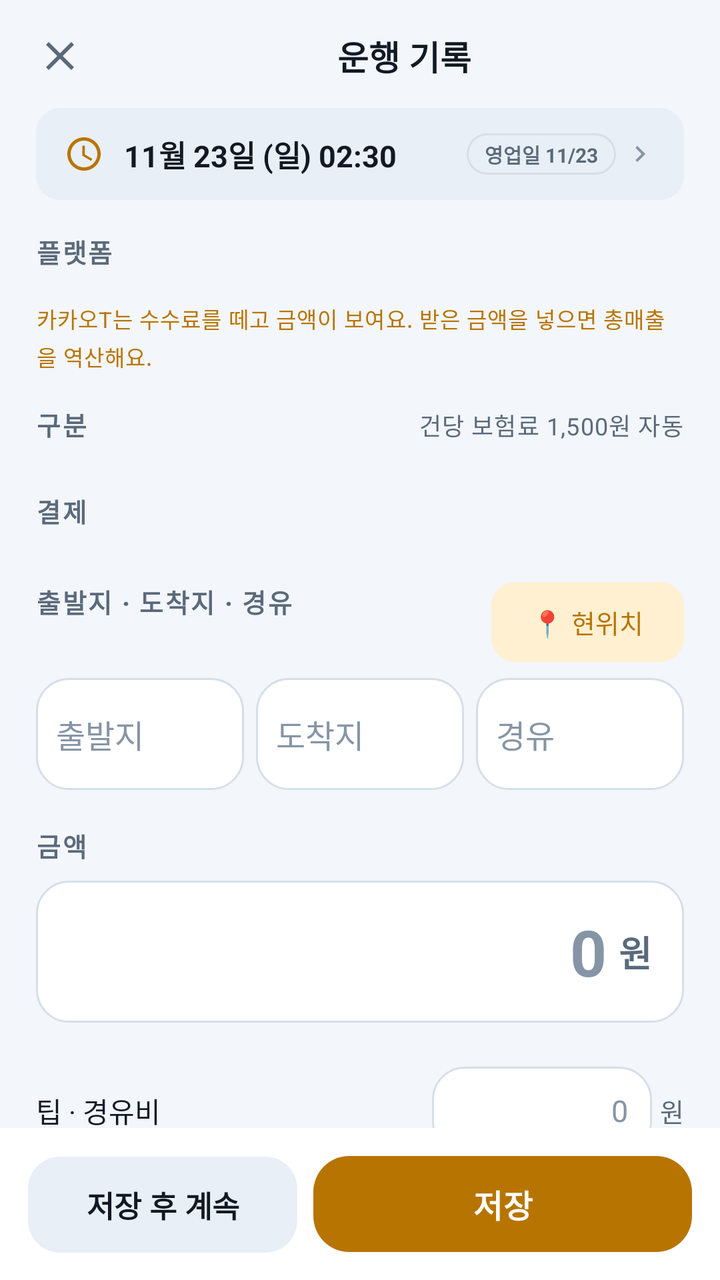
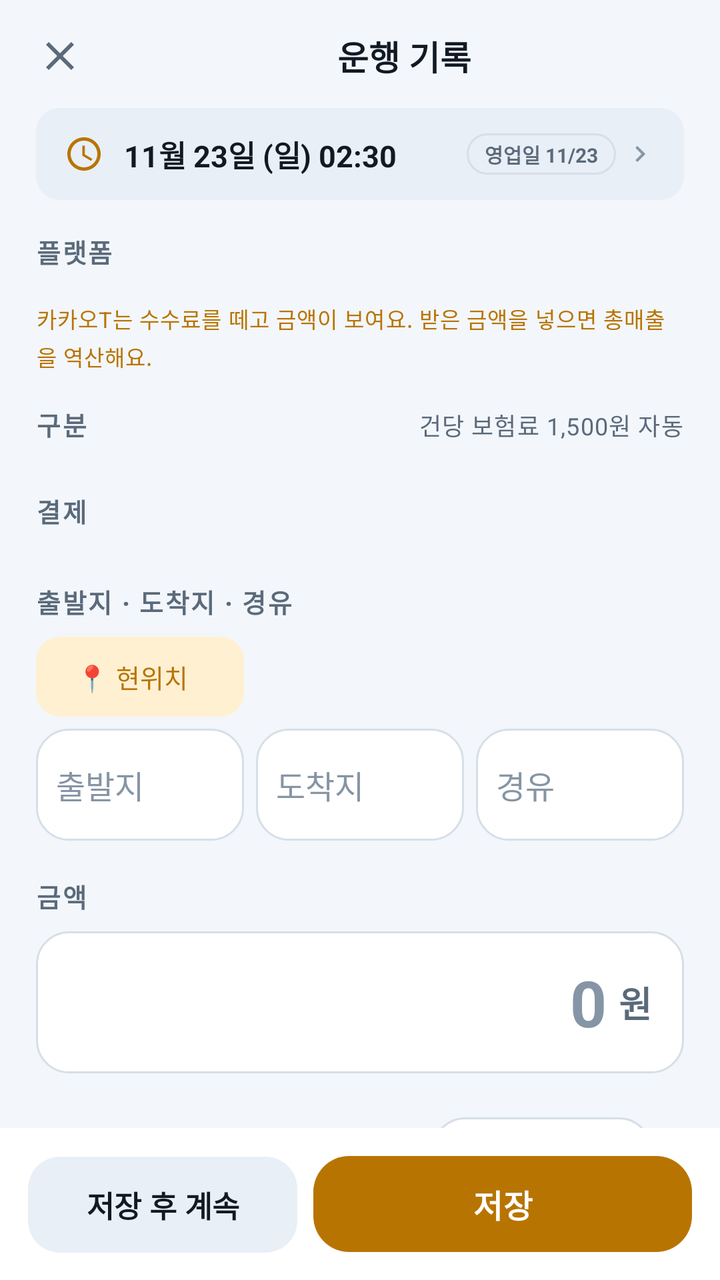

Compare the two renders of this Android layout. The source of the first and the diff that turns it into the second are given below.
<!-- AndroidManifest.xml: application theme Theme.DaeriLedger -->
<!-- res/layout/activity_add_ride.xml -->
<?xml version="1.0" encoding="utf-8"?>
<LinearLayout xmlns:android="http://schemas.android.com/apk/res/android"
    xmlns:app="http://schemas.android.com/apk/res-auto"
    android:layout_width="match_parent"
    android:layout_height="match_parent"
    android:background="@color/bg"
    android:orientation="vertical">

    
    <LinearLayout
        android:layout_width="match_parent"
        android:layout_height="wrap_content"
        android:gravity="center_vertical"
        android:orientation="horizontal"
        android:paddingHorizontal="8dp"
        android:paddingTop="6dp">

        <ImageButton
            android:id="@+id/closeButton"
            android:layout_width="44dp"
            android:layout_height="44dp"
            android:background="?attr/selectableItemBackgroundBorderless"
            android:contentDescription="닫기"
            android:src="@drawable/ic_close"
            app:tint="@color/text_secondary" />

        <TextView
            android:id="@+id/titleText"
            android:layout_width="0dp"
            android:layout_height="wrap_content"
            android:layout_weight="1"
            android:gravity="center"
            android:text="운행 기록"
            android:textColor="@color/text_primary"
            android:textSize="17sp"
            android:textStyle="bold" />

        <TextView
            android:id="@+id/deleteButton"
            android:layout_width="wrap_content"
            android:layout_height="44dp"
            android:background="?attr/selectableItemBackgroundBorderless"
            android:gravity="center"
            android:paddingHorizontal="12dp"
            android:text="삭제"
            android:textColor="@color/loss"
            android:textSize="14sp"
            android:visibility="gone" />
    </LinearLayout>

    <androidx.core.widget.NestedScrollView
        android:layout_width="match_parent"
        android:layout_height="0dp"
        android:layout_weight="1"
        android:clipToPadding="false"
        android:fillViewport="true"
        android:scrollbars="none">

        <LinearLayout
            android:layout_width="match_parent"
            android:layout_height="wrap_content"
            android:orientation="vertical"
            android:paddingHorizontal="18dp"
            android:paddingBottom="20dp">

            
            <LinearLayout
                android:id="@+id/timeRow"
                android:layout_width="match_parent"
                android:layout_height="wrap_content"
                android:layout_marginTop="4dp"
                android:background="@drawable/bg_chip_soft"
                android:clickable="true"
                android:focusable="true"
                android:gravity="center_vertical"
                android:orientation="horizontal"
                android:paddingHorizontal="14dp"
                android:paddingVertical="12dp">

                <ImageView
                    android:layout_width="20dp"
                    android:layout_height="20dp"
                    android:contentDescription="@null"
                    android:src="@drawable/ic_clock"
                    app:tint="@color/accent" />

                <TextView
                    android:id="@+id/timeText"
                    android:layout_width="0dp"
                    android:layout_height="wrap_content"
                    android:layout_marginStart="10dp"
                    android:layout_weight="1"
                    android:fontFeatureSettings="tnum"
                    android:text="11월 23일 (일) 02:30"
                    android:textColor="@color/text_primary"
                    android:textSize="15sp"
                    android:textStyle="bold" />

                <TextView
                    android:id="@+id/businessDayChip"
                    android:layout_width="wrap_content"
                    android:layout_height="wrap_content"
                    android:background="@drawable/bg_pill"
                    android:paddingHorizontal="9dp"
                    android:paddingVertical="3dp"
                    android:text="영업일 11/23"
                    android:textColor="@color/text_secondary"
                    android:textSize="10sp"
                    android:textStyle="bold" />

                <ImageView
                    android:layout_width="16dp"
                    android:layout_height="16dp"
                    android:layout_marginStart="4dp"
                    android:contentDescription="@null"
                    android:src="@drawable/ic_chevron_right"
                    app:tint="@color/text_tertiary" />
            </LinearLayout>

            
            <TextView
                style="@style/Text.Daeri.Section"
                android:layout_width="wrap_content"
                android:layout_height="wrap_content"
                android:layout_marginTop="16dp"
                android:layout_marginBottom="8dp"
                android:text="플랫폼" />

            <com.google.android.material.chip.ChipGroup
                android:id="@+id/platformChips"
                android:layout_width="match_parent"
                android:layout_height="wrap_content"
                app:chipSpacingHorizontal="7dp"
                app:chipSpacingVertical="4dp"
                app:singleSelection="true" />

            <TextView
                android:id="@+id/platformFeeNote"
                style="@style/Text.Daeri.Label"
                android:layout_width="match_parent"
                android:layout_height="wrap_content"
                android:layout_marginTop="8dp"
                android:lineSpacingExtra="2dp"
                android:text="카카오T는 수수료를 떼고 금액이 보여요. 받은 금액을 넣으면 총매출을 역산해요."
                android:textColor="@color/accent"
                android:textSize="11sp" />

            
            <LinearLayout
                android:layout_width="match_parent"
                android:layout_height="wrap_content"
                android:layout_marginTop="16dp"
                android:orientation="horizontal">

                <TextView
                    style="@style/Text.Daeri.Section"
                    android:layout_width="0dp"
                    android:layout_height="wrap_content"
                    android:layout_weight="1"
                    android:text="구분" />

                <TextView
                    android:id="@+id/insuranceHintText"
                    style="@style/Text.Daeri.Label"
                    android:layout_width="wrap_content"
                    android:layout_height="wrap_content"
                    android:text="건당 보험료 1,500원 자동" />
            </LinearLayout>

            <com.google.android.material.chip.ChipGroup
                android:id="@+id/serviceChips"
                android:layout_width="match_parent"
                android:layout_height="wrap_content"
                android:layout_marginTop="8dp"
                app:chipSpacingHorizontal="7dp"
                app:singleSelection="true" />

            
            <TextView
                style="@style/Text.Daeri.Section"
                android:layout_width="wrap_content"
                android:layout_height="wrap_content"
                android:layout_marginTop="16dp"
                android:layout_marginBottom="8dp"
                android:text="결제" />

            <com.google.android.material.chip.ChipGroup
                android:id="@+id/paymentChips"
                android:layout_width="match_parent"
                android:layout_height="wrap_content"
                app:chipSpacingHorizontal="7dp"
                app:singleSelection="true" />

            
            <LinearLayout
                android:layout_width="match_parent"
                android:layout_height="wrap_content"
                android:layout_marginTop="18dp"
                android:layout_marginBottom="8dp"
                android:orientation="horizontal">

                <TextView
                    style="@style/Text.Daeri.Section"
                    android:layout_width="0dp"
                    android:layout_height="wrap_content"
                    android:layout_weight="1"
                    android:text="출발지 · 도착지 · 경유" />

                
                <com.google.android.material.chip.Chip
                    android:id="@+id/currentLocationChip"
                    style="@style/Widget.Daeri.Chip.Action"
                    android:layout_width="wrap_content"
                    android:layout_height="wrap_content"
                    android:layout_gravity="center_vertical"
                    android:text="📍 현위치" />
            </LinearLayout>

            <LinearLayout
                android:layout_width="match_parent"
                android:layout_height="wrap_content"
                android:orientation="horizontal">

                <EditText
                    android:id="@+id/fromInput"
                    android:layout_width="0dp"
                    android:layout_height="wrap_content"
                    android:layout_weight="1"
                    android:background="@drawable/bg_amount_field"
                    android:hint="출발지"
                    android:imeOptions="actionNext"
                    android:importantForAutofill="no"
                    android:inputType="text"
                    android:maxLength="40"
                    android:minHeight="56dp"
                    android:nextFocusForward="@id/toInput"
                    android:paddingHorizontal="10dp"
                    android:paddingVertical="14dp"
                    android:textColor="@color/text_primary"
                    android:textColorHint="@color/text_tertiary"
                    android:textSize="16sp" />

                <EditText
                    android:id="@+id/toInput"
                    android:layout_width="0dp"
                    android:layout_height="wrap_content"
                    android:layout_marginStart="6dp"
                    android:layout_weight="1"
                    android:background="@drawable/bg_amount_field"
                    android:hint="도착지"
                    android:imeOptions="actionNext"
                    android:importantForAutofill="no"
                    android:inputType="text"
                    android:maxLength="40"
                    android:minHeight="56dp"
                    android:nextFocusForward="@id/viaInput"
                    android:paddingHorizontal="10dp"
                    android:paddingVertical="14dp"
                    android:textColor="@color/text_primary"
                    android:textColorHint="@color/text_tertiary"
                    android:textSize="16sp" />

                <EditText
                    android:id="@+id/viaInput"
                    android:layout_width="0dp"
                    android:layout_height="wrap_content"
                    android:layout_marginStart="6dp"
                    android:layout_weight="1"
                    android:background="@drawable/bg_amount_field"
                    android:hint="경유"
                    android:imeOptions="actionNext"
                    android:importantForAutofill="no"
                    android:inputType="text"
                    android:maxLength="40"
                    android:minHeight="56dp"
                    android:nextFocusForward="@id/amountInput"
                    android:paddingHorizontal="10dp"
                    android:paddingVertical="14dp"
                    android:textColor="@color/text_primary"
                    android:textColorHint="@color/text_tertiary"
                    android:textSize="16sp" />
            </LinearLayout>

            
            <TextView
                android:id="@+id/amountSectionLabel"
                style="@style/Text.Daeri.Section"
                android:layout_width="wrap_content"
                android:layout_height="wrap_content"
                android:layout_marginTop="18dp"
                android:layout_marginBottom="8dp"
                android:text="금액" />

            <LinearLayout
                android:layout_width="match_parent"
                android:layout_height="wrap_content"
                android:background="@drawable/bg_amount_field"
                android:gravity="center_vertical"
                android:orientation="horizontal"
                android:paddingHorizontal="16dp"
                android:paddingVertical="10dp">

                <EditText
                    android:id="@+id/amountInput"
                    android:layout_width="0dp"
                    android:layout_height="wrap_content"
                    android:layout_weight="1"
                    android:background="@null"
                    android:fontFeatureSettings="tnum"
                    android:gravity="end|center_vertical"
                    android:hint="0"
                    android:imeOptions="actionDone"
                    android:importantForAutofill="no"
                    android:inputType="number"
                    android:maxLength="9"
                    android:minHeight="48dp"
                    android:paddingVertical="4dp"
                    android:textColor="@color/text_primary"
                    android:textColorHint="@color/text_tertiary"
                    android:textSize="32sp"
                    android:textStyle="bold" />

                <TextView
                    android:layout_width="wrap_content"
                    android:layout_height="wrap_content"
                    android:layout_marginStart="6dp"
                    android:text="원"
                    android:textColor="@color/text_secondary"
                    android:textSize="18sp"
                    android:textStyle="bold" />
            </LinearLayout>

            <com.google.android.material.chip.ChipGroup
                android:id="@+id/amountChips"
                android:layout_width="match_parent"
                android:layout_height="wrap_content"
                android:layout_marginTop="8dp"
                app:chipSpacingHorizontal="7dp"
                app:chipSpacingVertical="4dp" />

            
            <LinearLayout
                android:layout_width="match_parent"
                android:layout_height="wrap_content"
                android:layout_marginTop="14dp"
                android:gravity="center_vertical"
                android:orientation="horizontal">

                <TextView
                    android:id="@+id/tipLabel"
                    android:layout_width="0dp"
                    android:layout_height="wrap_content"
                    android:layout_weight="1"
                    android:text="팁 · 경유비"
                    android:textColor="@color/text_primary"
                    android:textSize="14sp" />

                <EditText
                    android:id="@+id/tipInput"
                    android:layout_width="110dp"
                    android:layout_height="44dp"
                    android:background="@drawable/bg_amount_field"
                    android:fontFeatureSettings="tnum"
                    android:gravity="end|center_vertical"
                    android:hint="0"
                    android:imeOptions="actionNext"
                    android:importantForAutofill="no"
                    android:inputType="number"
                    android:maxLength="7"
                    android:paddingHorizontal="12dp"
                    android:textColor="@color/text_primary"
                    android:textColorHint="@color/text_tertiary"
                    android:textSize="15sp" />

                <TextView
                    android:layout_width="wrap_content"
                    android:layout_height="wrap_content"
                    android:layout_marginStart="4dp"
                    android:text="원"
                    android:textColor="@color/text_secondary"
                    android:textSize="13sp" />
            </LinearLayout>

            
            <LinearLayout
                android:layout_width="match_parent"
                android:layout_height="wrap_content"
                android:layout_marginTop="14dp"
                android:gravity="center_vertical"
                android:orientation="horizontal">

                <TextView
                    android:layout_width="0dp"
                    android:layout_height="wrap_content"
                    android:layout_weight="1"
                    android:text="특이사항 (선택)"
                    android:textColor="@color/text_primary"
                    android:textSize="14sp" />

                <TextView
                    style="@style/Text.Daeri.Label"
                    android:layout_width="wrap_content"
                    android:layout_height="wrap_content"
                    android:text="기록 카드에 함께 보여요" />
            </LinearLayout>

            <EditText
                android:id="@+id/memoInput"
                android:layout_width="match_parent"
                android:layout_height="48dp"
                android:layout_marginTop="8dp"
                android:background="@drawable/bg_amount_field"
                android:hint="예: 대기비, 경유, 손님 요청 등"
                android:imeOptions="actionDone"
                android:importantForAutofill="no"
                android:inputType="text"
                android:maxLength="80"
                android:paddingHorizontal="14dp"
                android:textColor="@color/text_primary"
                android:textColorHint="@color/text_tertiary"
                android:textSize="14sp" />

            
            <TextView
                android:id="@+id/advancedToggle"
                android:layout_width="wrap_content"
                android:layout_height="wrap_content"
                android:layout_marginTop="8dp"
                android:background="?attr/selectableItemBackground"
                android:paddingVertical="8dp"
                android:text="▾ 상세 입력 (건당 보험료)"
                android:textColor="@color/accent"
                android:textSize="13sp"
                android:textStyle="bold" />

            <LinearLayout
                android:id="@+id/advancedPanel"
                android:layout_width="match_parent"
                android:layout_height="wrap_content"
                android:orientation="vertical"
                android:visibility="gone">

                <LinearLayout
                    android:layout_width="match_parent"
                    android:layout_height="wrap_content"
                    android:layout_marginTop="4dp"
                    android:gravity="center_vertical"
                    android:orientation="horizontal">

                    <TextView
                        android:layout_width="0dp"
                        android:layout_height="wrap_content"
                        android:layout_weight="1"
                        android:text="건당 보험료"
                        android:textColor="@color/text_primary"
                        android:textSize="14sp" />

                    <EditText
                        android:id="@+id/insuranceInput"
                        android:layout_width="120dp"
                        android:layout_height="44dp"
                        android:background="@drawable/bg_amount_field"
                        android:fontFeatureSettings="tnum"
                        android:gravity="end|center_vertical"
                        android:imeOptions="actionDone"
                        android:importantForAutofill="no"
                        android:inputType="number"
                        android:maxLength="7"
                        android:paddingHorizontal="12dp"
                        android:textColor="@color/text_primary"
                        android:textColorHint="@color/text_tertiary"
                        android:textSize="15sp" />

                    <TextView
                        android:layout_width="wrap_content"
                        android:layout_height="wrap_content"
                        android:layout_marginStart="4dp"
                        android:text="원"
                        android:textColor="@color/text_secondary"
                        android:textSize="13sp" />
                </LinearLayout>
            </LinearLayout>

            
            <com.google.android.material.card.MaterialCardView
                style="@style/Widget.Daeri.Card"
                android:layout_width="match_parent"
                android:layout_height="wrap_content"
                android:layout_marginTop="18dp"
                app:cardBackgroundColor="@color/surface"
                app:strokeColor="@color/outline">

                <LinearLayout
                    android:layout_width="match_parent"
                    android:layout_height="wrap_content"
                    android:orientation="vertical"
                    android:padding="16dp">

                    <LinearLayout
                        android:layout_width="match_parent"
                        android:layout_height="wrap_content"
                        android:orientation="horizontal">

                        <TextView
                            style="@style/Text.Daeri.Label"
                            android:layout_width="0dp"
                            android:layout_height="wrap_content"
                            android:layout_weight="1"
                            android:text="총매출 (팁 포함)" />

                        <TextView
                            android:id="@+id/previewTotal"
                            android:layout_width="wrap_content"
                            android:layout_height="wrap_content"
                            android:fontFeatureSettings="tnum"
                            android:text="0원"
                            android:textColor="@color/text_primary"
                            android:textSize="13sp" />
                    </LinearLayout>

                    
                    <LinearLayout
                        android:id="@+id/previewTipRow"
                        android:layout_width="match_parent"
                        android:layout_height="wrap_content"
                        android:layout_marginTop="6dp"
                        android:orientation="horizontal"
                        android:visibility="gone">

                        <TextView
                            android:id="@+id/previewTipLabel"
                            style="@style/Text.Daeri.Label"
                            android:layout_width="0dp"
                            android:layout_height="wrap_content"
                            android:layout_weight="1"
                            android:text="팁 · 경유비" />

                        <TextView
                            android:id="@+id/previewTip"
                            android:layout_width="wrap_content"
                            android:layout_height="wrap_content"
                            android:fontFeatureSettings="tnum"
                            android:text="+0원"
                            android:textColor="@color/text_primary"
                            android:textSize="13sp" />
                    </LinearLayout>

                    <LinearLayout
                        android:layout_width="match_parent"
                        android:layout_height="wrap_content"
                        android:layout_marginTop="6dp"
                        android:orientation="horizontal">

                        <TextView
                            android:id="@+id/previewFeeLabel"
                            style="@style/Text.Daeri.Label"
                            android:layout_width="0dp"
                            android:layout_height="wrap_content"
                            android:layout_weight="1"
                            android:text="플랫폼 수수료 0%" />

                        <TextView
                            android:id="@+id/previewFee"
                            android:layout_width="wrap_content"
                            android:layout_height="wrap_content"
                            android:fontFeatureSettings="tnum"
                            android:text="-0원"
                            android:textColor="@color/text_secondary"
                            android:textSize="13sp" />
                    </LinearLayout>

                    <LinearLayout
                        android:layout_width="match_parent"
                        android:layout_height="wrap_content"
                        android:layout_marginTop="6dp"
                        android:orientation="horizontal">

                        <TextView
                            android:id="@+id/previewInsuranceLabel"
                            style="@style/Text.Daeri.Label"
                            android:layout_width="0dp"
                            android:layout_height="wrap_content"
                            android:layout_weight="1"
                            android:text="보험&amp;세금" />

                        <TextView
                            android:id="@+id/previewInsurance"
                            android:layout_width="wrap_content"
                            android:layout_height="wrap_content"
                            android:fontFeatureSettings="tnum"
                            android:text="-0원"
                            android:textColor="@color/text_secondary"
                            android:textSize="13sp" />
                    </LinearLayout>

                    
                    <TextView
                        android:id="@+id/previewInsuranceNote"
                        android:layout_width="match_parent"
                        android:layout_height="wrap_content"
                        android:layout_marginTop="2dp"
                        android:gravity="end"
                        android:text="건당 0원 + 3.3% 1,485원"
                        android:textColor="@color/text_tertiary"
                        android:textSize="11sp"
                        android:visibility="gone" />

                    <View
                        style="@style/Widget.Daeri.Divider"
                        android:layout_marginTop="10dp" />

                    <LinearLayout
                        android:layout_width="match_parent"
                        android:layout_height="wrap_content"
                        android:layout_marginTop="10dp"
                        android:gravity="center_vertical"
                        android:orientation="horizontal">

                        <TextView
                            android:layout_width="0dp"
                            android:layout_height="wrap_content"
                            android:layout_weight="1"
                            android:text="진짜 순수익"
                            android:textColor="@color/text_primary"
                            android:textSize="15sp"
                            android:textStyle="bold" />

                        <TextView
                            android:id="@+id/previewNet"
                            android:layout_width="wrap_content"
                            android:layout_height="wrap_content"
                            android:fontFeatureSettings="tnum"
                            android:text="0원"
                            android:textColor="@color/profit"
                            android:textSize="26sp"
                            android:textStyle="bold" />
                    </LinearLayout>
                </LinearLayout>
            </com.google.android.material.card.MaterialCardView>

        </LinearLayout>
    </androidx.core.widget.NestedScrollView>

    
    <LinearLayout
        android:layout_width="match_parent"
        android:layout_height="wrap_content"
        android:background="@color/surface"
        android:orientation="horizontal"
        android:paddingHorizontal="14dp"
        android:paddingVertical="10dp">

        <com.google.android.material.button.MaterialButton
            android:id="@+id/saveAndNextButton"
            style="@style/Widget.Daeri.Button.Tonal"
            android:layout_width="0dp"
            android:layout_height="56dp"
            android:layout_weight="1"
            android:text="저장 후 계속" />

        <com.google.android.material.button.MaterialButton
            android:id="@+id/saveButton"
            style="@style/Widget.Daeri.Button.Primary"
            android:layout_width="0dp"
            android:layout_height="56dp"
            android:layout_marginStart="8dp"
            android:layout_weight="1.4"
            android:text="저장" />
    </LinearLayout>

</LinearLayout>
<!-- resources referenced by this layout -->
<resources>
  <color name="accent">#B87400</color>
  <color name="bg">#F3F6FA</color>
  <color name="loss">#C93A3A</color>
  <color name="outline">#D6DFE9</color>
  <color name="profit">#0E8A4F</color>
  <color name="surface">#FFFFFF</color>
  <color name="text_primary">#111A24</color>
  <color name="text_secondary">#5A6A7B</color>
  <color name="text_tertiary">#8695A5</color>
  <!-- drawable bg_amount_field (drawable) -->
  <?xml version="1.0" encoding="utf-8"?>
  <shape xmlns:android="http://schemas.android.com/apk/res/android" android:shape="rectangle">
      <solid android:color="@color/surface" />
      <corners android:radius="16dp" />
      <stroke android:width="1dp" android:color="@color/outline" />
  </shape>
  <!-- drawable bg_chip_soft (drawable) -->
  <?xml version="1.0" encoding="utf-8"?>
  <shape xmlns:android="http://schemas.android.com/apk/res/android" android:shape="rectangle">
      <solid android:color="@color/surface_high" />
      <corners android:radius="12dp" />
  </shape>
  <!-- drawable bg_pill (drawable) -->
  <?xml version="1.0" encoding="utf-8"?>
  <shape xmlns:android="http://schemas.android.com/apk/res/android" android:shape="rectangle">
      <solid android:color="@color/surface_high" />
      <corners android:radius="100dp" />
      <stroke android:width="1dp" android:color="@color/outline" />
  </shape>
  <style name="Text.Daeri.Label" parent="TextAppearance.Material3.BodySmall">
          <item name="android:textSize">12sp</item>
          <item name="android:textColor">@color/text_secondary</item>
      </style>
  <style name="Text.Daeri.Section" parent="TextAppearance.Material3.TitleSmall">
          <item name="android:textSize">13sp</item>
          <item name="android:letterSpacing">0.06</item>
          <item name="android:textColor">@color/text_secondary</item>
          <item name="android:textStyle">bold</item>
      </style>
  <style name="Widget.Daeri.Divider" parent="">
          <item name="android:layout_width">match_parent</item>
          <item name="android:layout_height">1dp</item>
          <item name="android:background">@color/divider</item>
      </style>
  <style name="Theme.DaeriLedger" parent="Theme.DaeriLedger.Base" />
  <color name="surface_high">#E9EFF6</color>
  <color name="on_accent">#FFFFFF</color>
  <color name="surface_alt">#FFFFFF</color>
  <color name="accent_dim">#FFF0D2</color>
  <color name="divider">#E7EDF4</color>
  <color name="profit_dim">#E1F6EB</color>
  <color name="chart_bar">#2E6BC4</color>
  <style name="ThemeOverlay.Daeri.Dialog" parent="ThemeOverlay.Material3.MaterialAlertDialog">
          <item name="colorSurface">@color/surface_alt</item>
          <item name="colorOnSurface">@color/text_primary</item>
          <item name="colorOnSurfaceVariant">@color/text_secondary</item>
          <item name="shapeAppearanceOverlay">@style/Shape.Daeri.Large</item>
      </style>
  <style name="ThemeOverlay.Daeri.BottomSheet" parent="ThemeOverlay.Material3.BottomSheetDialog">
          <item name="colorSurface">@color/surface_alt</item>
          <item name="bottomSheetStyle">@style/Widget.Daeri.BottomSheet</item>
      </style>
  <style name="Shape.Daeri.ExtraSmall" parent="ShapeAppearance.Material3.Corner.ExtraSmall">
          <item name="cornerSize">8dp</item>
      </style>
  <style name="Shape.Daeri.Small" parent="ShapeAppearance.Material3.Corner.Small">
          <item name="cornerSize">12dp</item>
      </style>
  <style name="Shape.Daeri.Medium" parent="ShapeAppearance.Material3.Corner.Medium">
          <item name="cornerSize">18dp</item>
      </style>
  <style name="Shape.Daeri.Large" parent="ShapeAppearance.Material3.Corner.Large">
          <item name="cornerSize">26dp</item>
      </style>
  <style name="Widget.Daeri.BottomSheet" parent="Widget.Material3.BottomSheet.Modal">
          <item name="shapeAppearance">@style/Shape.Daeri.Large</item>
          <item name="backgroundTint">@color/surface_alt</item>
      </style>
  <!-- unchanged entries left out for length: 8 -->
</resources>

<!-- the commit's change to res/layout/activity_add_ride.xml (unified diff, before → after) -->
@@ -192,28 +192,40 @@
                 app:singleSelection="true" />
 
             
-            <LinearLayout
+            <TextView
+                style="@style/Text.Daeri.Section"
                 android:layout_width="match_parent"
                 android:layout_height="wrap_content"
                 android:layout_marginTop="18dp"
                 android:layout_marginBottom="8dp"
+                android:text="출발지 · 도착지 · 경유" />
+
+            
+            <LinearLayout
+                android:layout_width="match_parent"
+                android:layout_height="wrap_content"
+                android:layout_marginBottom="6dp"
                 android:orientation="horizontal">
 
-                <TextView
-                    style="@style/Text.Daeri.Section"
-                    android:layout_width="0dp"
-                    android:layout_height="wrap_content"
-                    android:layout_weight="1"
-                    android:text="출발지 · 도착지 · 경유" />
-
-                
                 <com.google.android.material.chip.Chip
                     android:id="@+id/currentLocationChip"
                     style="@style/Widget.Daeri.Chip.Action"
-                    android:layout_width="wrap_content"
-                    android:layout_height="wrap_content"
-                    android:layout_gravity="center_vertical"
+                    android:layout_width="0dp"
+                    android:layout_height="wrap_content"
+                    android:layout_weight="1"
                     android:text="📍 현위치" />
+
+                <Space
+                    android:layout_width="0dp"
+                    android:layout_height="1dp"
+                    android:layout_marginStart="6dp"
+                    android:layout_weight="1" />
+
+                <Space
+                    android:layout_width="0dp"
+                    android:layout_height="1dp"
+                    android:layout_marginStart="6dp"
+                    android:layout_weight="1" />
             </LinearLayout>
 
             <LinearLayout
